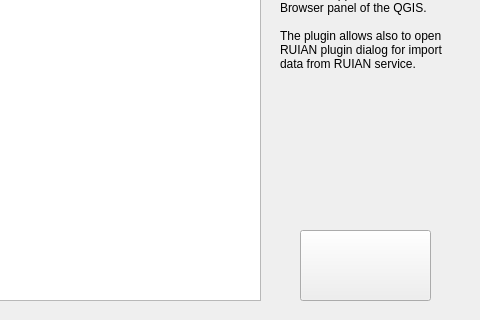
Before: the Qt Designer form Geo_Data_dialog_base.ui in kva0064/czech_slovak_freegeodata, drawn with Qt 5; both pictures show x 280 to 760 and y 230 to 550 of the 760 by 550 pixel window.
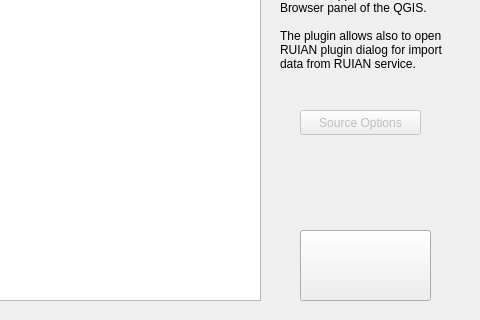
After: the same form once the commit is applied. Icons and pictures are not drawn.

Commit message: Added support for source options dialog.

The edit to the form file:
```diff
--- a/Geo_Data_dialog_base.ui
+++ b/Geo_Data_dialog_base.ui
@@ -102,7 +102,7 @@
    <property name="geometry">
     <rect>
      <x>560</x>
-     <y>360</y>
+     <y>380</y>
      <width>171</width>
      <height>61</height>
     </rect>
@@ -114,6 +114,25 @@
     <bool>true</bool>
    </property>
   </widget>
+  <widget class="QPushButton" name="pushButtonSourceOptions">
+   <property name="enabled">
+    <bool>false</bool>
+   </property>
+   <property name="geometry">
+    <rect>
+     <x>580</x>
+     <y>340</y>
+     <width>121</width>
+     <height>25</height>
+    </rect>
+   </property>
+   <property name="focusPolicy">
+    <enum>Qt::StrongFocus</enum>
+   </property>
+   <property name="text">
+    <string>Source Options</string>
+   </property>
+  </widget>
  </widget>
  <resources/>
  <connections/>
```
The commit also changes 14 other files.
